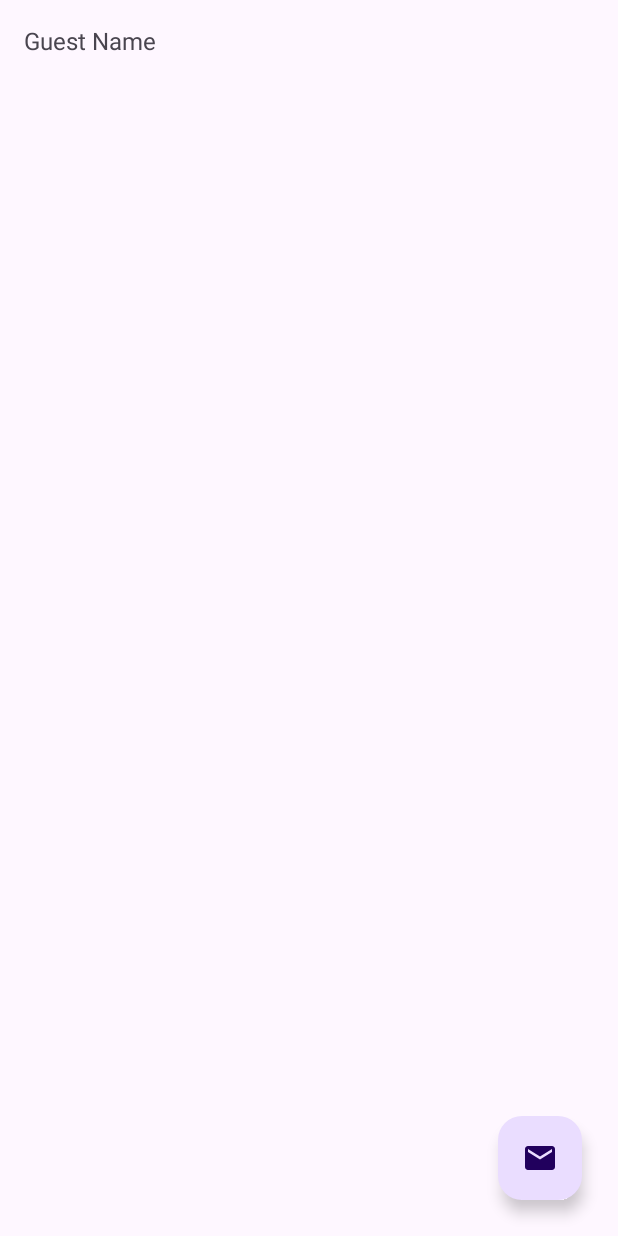
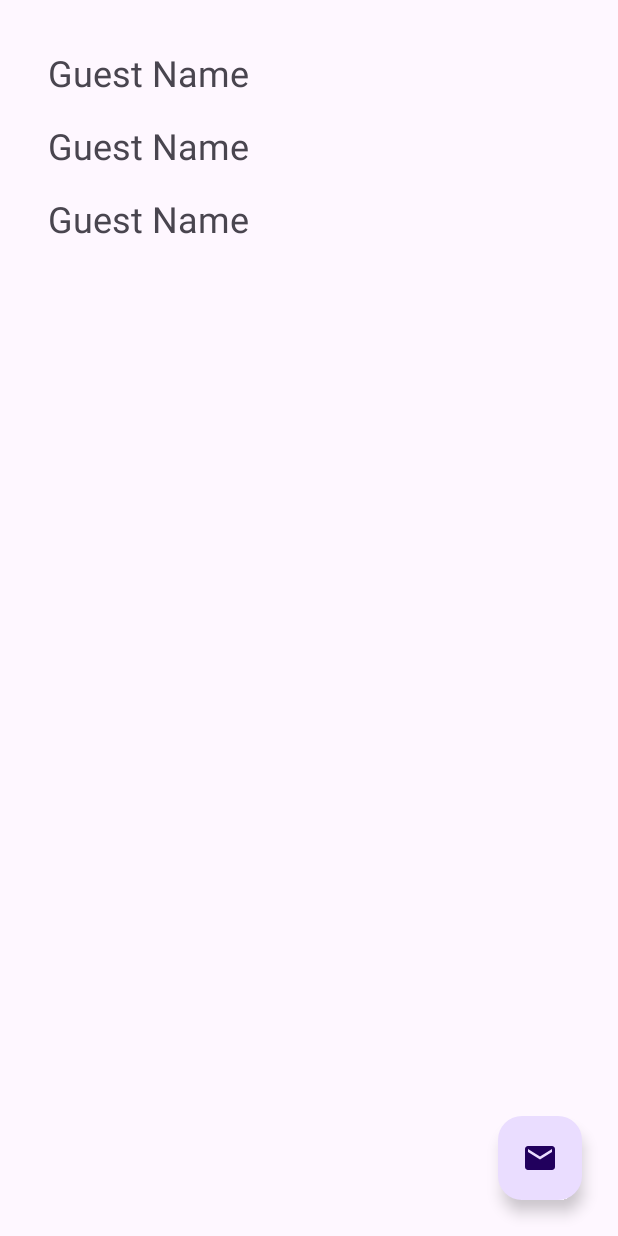
Before and after one commit to helderzack/section-31st_guests, an Android app: the layout fragment_present_guests.xml on its own in the app's theme, with its tools: preview values and no code run, on a phone screen of 412 x 824 dp. Run offline under Robolectric (Android 15) with nearby library versions, the phone set to English and light mode, and no system bars.

Commit message:
- GuestsAdapter.kt implemented; - Recycler Views were implemented in AbsentGuestsFragment.kt, PresentGuestsFragment.kt and AllGuestsFragment.kt; - Some of the methods in the GuestsMockRepository.kt were moved to the fragments' view models.

```diff
--- a/app/src/main/java/com/helder/section_31_guests/ui/fragments/AbsentGuestsFragment.kt
+++ b/app/src/main/java/com/helder/section_31_guests/ui/fragments/AbsentGuestsFragment.kt
@@ -7,8 +7,11 @@ import android.view.View
 import android.view.ViewGroup
 import androidx.fragment.app.Fragment
 import androidx.lifecycle.ViewModelProvider
+import androidx.recyclerview.widget.LinearLayoutManager
+import com.helder.section_31_guests.data.GuestsMockRepository
 import com.helder.section_31_guests.databinding.FragmentAbsentGuestsBinding
 import com.helder.section_31_guests.ui.activities.RegisterGuestActivity
+import com.helder.section_31_guests.ui.adapters.GuestsAdapter
 import com.helder.section_31_guests.ui.fragments.viewmodels.AbsentGuestsViewModel
 
 class AbsentGuestsFragment : Fragment() {
@@ -24,7 +27,8 @@ class AbsentGuestsFragment : Fragment() {
         viewModel = ViewModelProvider(requireActivity())[AbsentGuestsViewModel::class.java]
 
         with(binding) {
-            textViewAbsentGuestName.text = viewModel.getOneGuest().name
+            recyclerViewAbsentGuests.layoutManager = LinearLayoutManager(requireContext())
+            recyclerViewAbsentGuests.adapter = GuestsAdapter(viewModel.getAbsentGuests())
 
             floatingButtonAddGuest.setOnClickListener {
                 startActivity(Intent(requireContext(), RegisterGuestActivity::class.java))
--- a/app/src/main/java/com/helder/section_31_guests/ui/fragments/AllGuestsFragment.kt
+++ b/app/src/main/java/com/helder/section_31_guests/ui/fragments/AllGuestsFragment.kt
@@ -7,9 +7,11 @@ import android.view.View
 import android.view.ViewGroup
 import androidx.fragment.app.Fragment
 import androidx.lifecycle.ViewModelProvider
+import androidx.recyclerview.widget.LinearLayoutManager
 import com.helder.section_31_guests.data.GuestsMockRepository
 import com.helder.section_31_guests.databinding.FragmentAllGuestsBinding
 import com.helder.section_31_guests.ui.activities.RegisterGuestActivity
+import com.helder.section_31_guests.ui.adapters.GuestsAdapter
 import com.helder.section_31_guests.ui.fragments.viewmodels.AllGuestsViewModel
 
 class AllGuestsFragment : Fragment() {
@@ -25,8 +27,8 @@ class AllGuestsFragment : Fragment() {
         viewModel = ViewModelProvider(requireActivity())[AllGuestsViewModel::class.java]
 
         with(binding) {
-
-            textViewGuestName.text = GuestsMockRepository.getInstance().getAllGuests().first().name
+            recyclerViewAllGuests.layoutManager = LinearLayoutManager(requireContext())
+            recyclerViewAllGuests.adapter = GuestsAdapter(viewModel.getAllGuests())
 
             floatingButtonAddGuest.setOnClickListener {
                 startActivity(Intent(requireContext(), RegisterGuestActivity::class.java))
--- a/app/src/main/java/com/helder/section_31_guests/ui/fragments/PresentGuestsFragment.kt
+++ b/app/src/main/java/com/helder/section_31_guests/ui/fragments/PresentGuestsFragment.kt
@@ -7,8 +7,11 @@ import android.view.View
 import android.view.ViewGroup
 import androidx.fragment.app.Fragment
 import androidx.lifecycle.ViewModelProvider
+import androidx.recyclerview.widget.LinearLayoutManager
+import com.helder.section_31_guests.data.GuestsMockRepository
 import com.helder.section_31_guests.databinding.FragmentPresentGuestsBinding
 import com.helder.section_31_guests.ui.activities.RegisterGuestActivity
+import com.helder.section_31_guests.ui.adapters.GuestsAdapter
 import com.helder.section_31_guests.ui.fragments.viewmodels.PresentGuestsViewModel
 
 class PresentGuestsFragment : Fragment() {
@@ -24,7 +27,8 @@ class PresentGuestsFragment : Fragment() {
         viewModel = ViewModelProvider(requireActivity())[PresentGuestsViewModel::class.java]
 
         with(binding) {
-            textViewPresentGuestName.text = viewModel.getOneGuest().name
+            recyclerViewPresentGuests.layoutManager = LinearLayoutManager(requireContext())
+            recyclerViewPresentGuests.adapter = GuestsAdapter(viewModel.getPresentGuests())
 
             floatingButtonAddGuest.setOnClickListener {
                 startActivity(Intent(requireContext(), RegisterGuestActivity::class.java))
--- a/app/src/main/res/layout/fragment_present_guests.xml
+++ b/app/src/main/res/layout/fragment_present_guests.xml
@@ -5,16 +5,16 @@
     android:layout_width="match_parent"
     android:layout_height="match_parent">
 
-    <TextView
-        android:id="@+id/text_view_present_guest_name"
+    <androidx.recyclerview.widget.RecyclerView
+        android:id="@+id/recycler_view_present_guests"
         android:layout_width="wrap_content"
         android:layout_height="wrap_content"
         android:layout_marginStart="16dp"
         android:layout_marginTop="16dp"
-        android:textSize="16sp"
+        android:paddingHorizontal="16dp"
         app:layout_constraintStart_toStartOf="parent"
         app:layout_constraintTop_toTopOf="parent"
-        tools:text="Guest Name" />
+        tools:listitem="@layout/guest_item" />
 
     <com.google.android.material.floatingactionbutton.FloatingActionButton
         android:id="@+id/floating_button_add_guest"
--- /dev/null
+++ b/app/src/main/res/layout/guest_item.xml
@@ -0,0 +1,17 @@
+<?xml version="1.0" encoding="utf-8"?>
+<androidx.constraintlayout.widget.ConstraintLayout xmlns:android="http://schemas.android.com/apk/res/android"
+    xmlns:app="http://schemas.android.com/apk/res-auto"
+    xmlns:tools="http://schemas.android.com/tools"
+    android:layout_width="match_parent"
+    android:layout_height="wrap_content">
+
+    <TextView
+        android:id="@+id/text_view_guest_name"
+        android:layout_width="wrap_content"
+        android:layout_height="wrap_content"
+        android:layout_marginTop="16dp"
+        android:textSize="24sp"
+        app:layout_constraintStart_toStartOf="parent"
+        app:layout_constraintTop_toTopOf="parent"
+        tools:text="Guest Name" />
+</androidx.constraintlayout.widget.ConstraintLayout>
```
Also changed, not shown: app/src/main/java/com/helder/section_31_guests/data/GuestsMockRepository.kt (+2 -19 lines), app/src/main/java/com/helder/section_31_guests/ui/adapters/GuestsAdapter.kt (added, +37 -0 lines), app/src/main/java/com/helder/section_31_guests/ui/fragments/viewmodels/AbsentGuestsViewModel.kt (+3 -7 lines), app/src/main/java/com/helder/section_31_guests/ui/fragments/viewmodels/AllGuestsViewModel.kt (+1 -6 lines), app/src/main/java/com/helder/section_31_guests/ui/fragments/viewmodels/PresentGuestsViewModel.kt (+5 -8 lines), app/src/main/res/layout/fragment_absent_guests.xml (+4 -4 lines), app/src/main/res/layout/fragment_all_guests.xml (+4 -4 lines).
